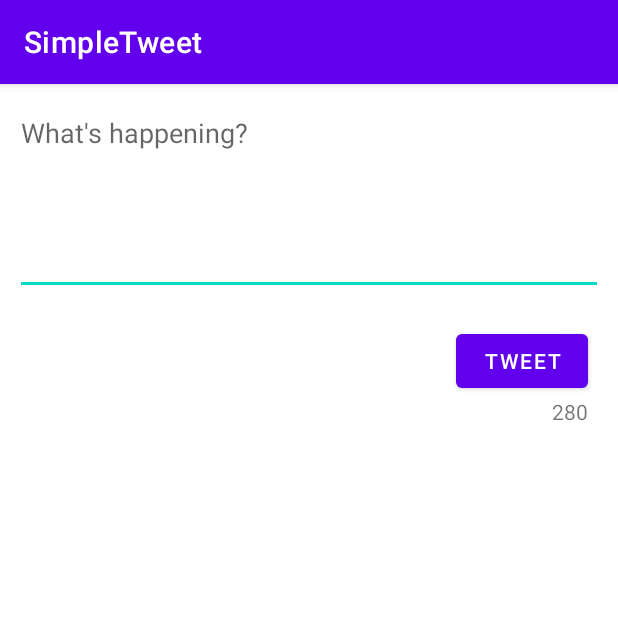
After one commit to JosephLaMantia/SimpleTwitter, an Android app: the ComposeActivity screen opened directly, with no data from a screen before it, on a phone screen of 412 x 824 dp, the top half of it. The commit adds this screen. Run offline under Robolectric (Android 15) with nearby library versions, the phone set to English and light mode, and no system bars; our stand-ins replace Room's generated code; libraries missing offline, so code that uses them is left out: com.codepath.asynchttpclient, com.facebook.stetho; 1 statement that could not run was skipped.

Commit message:
Added posting tweet functionality

```diff
--- a/app/build.gradle
+++ b/app/build.gradle
@@ -2,6 +2,7 @@ plugins {
     id 'com.android.application'
     id 'kotlin-android'
     id 'kotlin-kapt'
+    id 'kotlin-parcelize'
 }
 
 def apikeyPropertiesFile = rootProject.file("apikey.properties")
--- a/app/src/main/AndroidManifest.xml
+++ b/app/src/main/AndroidManifest.xml
@@ -13,6 +13,9 @@
         android:roundIcon="@mipmap/ic_launcher_round"
         android:supportsRtl="true"
         android:theme="@style/Theme.RestClientTemplateKotlin">
+        <activity
+            android:name=".ComposeActivity"
+            android:exported="false" />
         <activity
             android:name=".TimelineActivity"
             android:exported="false" />
--- /dev/null
+++ b/app/src/main/java/com/codepath/apps/restclienttemplate/ComposeActivity.kt
@@ -0,0 +1,103 @@
+package com.codepath.apps.restclienttemplate
+
+import android.content.Intent
+import android.graphics.Color
+import androidx.appcompat.app.AppCompatActivity
+import android.os.Bundle
+import android.text.Editable
+import android.text.TextWatcher
+import android.util.Log
+import android.widget.Button
+import android.widget.EditText
+import android.widget.TextView
+import android.widget.Toast
+import androidx.core.widget.addTextChangedListener
+import com.codepath.apps.restclienttemplate.models.Tweet
+import com.codepath.asynchttpclient.callback.JsonHttpResponseHandler
+import okhttp3.Headers
+
+class ComposeActivity : AppCompatActivity() {
+
+    lateinit var etCompose: EditText
+    lateinit var btnTweet: Button
+    lateinit var tvCharCount: TextView
+    lateinit var client: TwitterClient
+
+    override fun onCreate(savedInstanceState: Bundle?) {
+        super.onCreate(savedInstanceState)
+        setContentView(R.layout.activity_compose)
+
+        etCompose = findViewById(R.id.etTweetCompose)
+        btnTweet = findViewById(R.id.btnTweet)
+        tvCharCount = findViewById(R.id.tvCharCount)
+        client = TwitterApplication.getRestClient(this)
+
+        //handling the users click on the tweet button
+        btnTweet.setOnClickListener{
+
+            //grab the content of edittext (etCompose)
+            val tweetContent = etCompose.text.toString()
+
+            etCompose.addTextChangedListener(object : TextWatcher {
+                override fun onTextChanged(s: CharSequence, start: Int, before: Int, count: Int) {
+                    // Fires right as the text is being changed (even supplies the range of text)
+
+                    val remainderChar = 280 - etCompose.text.length
+                    Log.i("Joe", remainderChar.toString())
+                    tvCharCount.setText(remainderChar.toString())
+                }
+
+                override fun beforeTextChanged(s: CharSequence, start: Int, count: Int, after: Int) {
+                    // Fires right before text is changing
+                }
+
+                override fun afterTextChanged(s: Editable) {
+                    // Fires right after the text has changed
+                    tvCharCount.text = s.toString()
+                }
+            })
+
+            //1. make sure the tweet isn't empty
+            if (tweetContent.isEmpty()) {
+                Toast.makeText(this, "Empty tweets not allowed!", Toast.LENGTH_SHORT).show()
+                //Look into displaying snackbar message
+            } else
+            //2. make sure the tweet is under character count
+                if (tweetContent.length > 280) {
+                    Toast.makeText(
+                        this,
+                        "Tweet is too long! Limit is 280 characters",
+                        Toast.LENGTH_SHORT
+                    )
+                        .show()
+                } else {
+                    client.publishTweet(tweetContent, object : JsonHttpResponseHandler() {
+
+                        override fun onSuccess(statusCode: Int, headers: Headers?, json: JSON) {
+                            Log.i(TAG, "Successfully published tweet!")
+
+                            val tweet = Tweet.fromJson(json.jsonObject)
+
+                            val intent = Intent()
+                            intent.putExtra("tweet", tweet)
+                            setResult(RESULT_OK, intent)
+                            finish()
+                        }
+
+                        override fun onFailure(
+                            statusCode: Int,
+                            headers: Headers?,
+                            response: String?,
+                            throwable: Throwable?
+                        ) {
+                            Log.e(TAG, "Failed to publish", throwable)
+                        }
+                    })
+                }
+        }
+    }
+
+    companion object{
+        val TAG = "ComposeActivity"
+    }
+}
--- /dev/null
+++ b/app/src/main/res/layout/activity_compose.xml
@@ -0,0 +1,40 @@
+<?xml version="1.0" encoding="utf-8"?>
+<androidx.constraintlayout.widget.ConstraintLayout xmlns:android="http://schemas.android.com/apk/res/android"
+    xmlns:app="http://schemas.android.com/apk/res-auto"
+    xmlns:tools="http://schemas.android.com/tools"
+    android:layout_width="match_parent"
+    android:layout_height="match_parent"
+    tools:context=".ComposeActivity">
+
+    <EditText
+        android:id="@+id/etTweetCompose"
+        android:layout_width="match_parent"
+        android:layout_height="wrap_content"
+        android:ems="10"
+        android:gravity="start|top"
+        android:hint="What's happening?"
+        android:inputType="textMultiLine"
+        android:layout_margin="10dp"
+        android:minLines="5"
+        app:layout_constraintEnd_toEndOf="parent"
+        app:layout_constraintStart_toStartOf="parent"
+        app:layout_constraintTop_toTopOf="parent" />
+
+    <Button
+        android:id="@+id/btnTweet"
+        android:layout_width="wrap_content"
+        android:layout_height="wrap_content"
+        android:text="Tweet"
+        android:layout_margin="20dp"
+        app:layout_constraintEnd_toEndOf="parent"
+        app:layout_constraintTop_toBottomOf="@+id/etTweetCompose" />
+
+    <TextView
+        android:id="@+id/tvCharCount"
+        android:layout_width="wrap_content"
+        android:layout_height="wrap_content"
+        android:layout_marginRight="20dp"
+        android:text="280"
+        app:layout_constraintEnd_toEndOf="parent"
+        app:layout_constraintTop_toBottomOf="@+id/btnTweet" />
+</androidx.constraintlayout.widget.ConstraintLayout>
--- a/app/src/main/res/layout/item_tweet.xml
+++ b/app/src/main/res/layout/item_tweet.xml
@@ -10,7 +10,6 @@
         android:layout_width="60dp"
         android:layout_height="60dp"
         android:layout_margin="10dp"
-        app:layout_constraintBottom_toBottomOf="parent"
         app:layout_constraintStart_toStartOf="parent"
         app:layout_constraintTop_toTopOf="parent"
         tools:srcCompat="@tools:sample/avatars" />
--- a/build.gradle
+++ b/build.gradle
@@ -6,7 +6,7 @@ buildscript {
         mavenCentral()
     }
     dependencies {
-        classpath 'com.android.tools.build:gradle:7.1.2'
+        classpath 'com.android.tools.build:gradle:7.1.1'
         classpath "org.jetbrains.kotlin:kotlin-gradle-plugin:1.6.10"
 
         // NOTE: Do not place your application dependencies here; they belong
```
Also changed, not shown: app/src/main/java/com/codepath/apps/restclienttemplate/TimelineActivity.kt (+41 -1 lines), app/src/main/java/com/codepath/apps/restclienttemplate/TwitterClient.kt (+10 -0 lines), app/src/main/java/com/codepath/apps/restclienttemplate/models/Tweet.kt (+9 -4 lines), app/src/main/java/com/codepath/apps/restclienttemplate/models/User.kt (+7 -4 lines), app/src/main/res/menu/menu_main.xml (added, +10 -0 lines).
